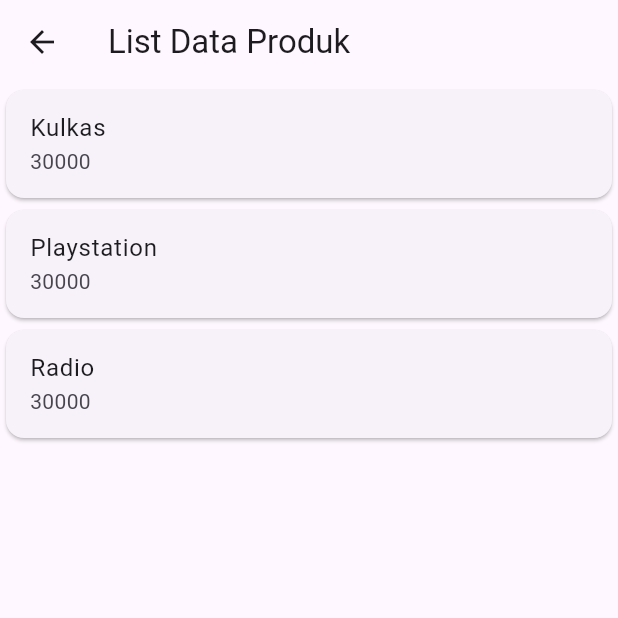
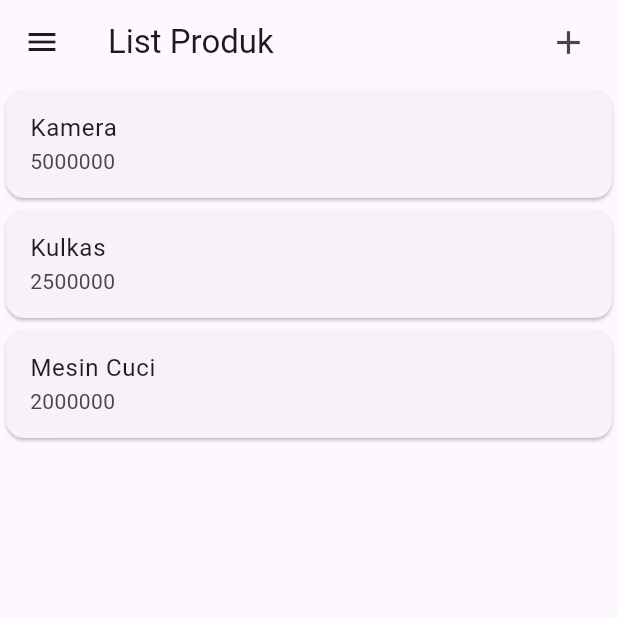
Before and after one commit to yosi06/H1D024019-Praktikum-Mobile-Flutter, a Flutter app: the ProdukPage screen opened directly, on a phone screen of 412 x 824 dp, the top half of it. Run offline on Flutter 3.47's test engine with Material 3 defaults, Android fonts, the phone set to English and light mode, and no system bars; our stand-ins replace shared_preferences; accounts and stored records are empty.

Commit message:
Pertemuan 4

```diff
--- a/lib/main.dart
+++ b/lib/main.dart
@@ -1,18 +1,19 @@
 import 'package:flutter/material.dart';
-import 'package:belajarflutter/login_page.dart';
+import 'package:belajarflutter/ui/produk_page.dart';
 
 void main() {
   runApp(const MyApp());
 }
 
 class MyApp extends StatelessWidget {
-  const MyApp({super.key});
+  const MyApp({Key? key}) : super(key: key);
 
   @override
   Widget build(BuildContext context) {
     return const MaterialApp(
-      title: 'Flutter Menu',
-      home: LoginPage(),
-    ); // MaterialApp
+      title: 'Toko Kita',
+      debugShowCheckedModeBanner: false,
+      home: ProdukPage(),
+    );
   }
 }
--- /dev/null
+++ b/lib/model/produk.dart
@@ -0,0 +1,17 @@
+class Produk {
+  int? id;
+  String? kodeProduk;
+  String? namaProduk;
+  int? hargaProduk;
+
+  Produk({this.id, this.kodeProduk, this.namaProduk, this.hargaProduk});
+
+  factory Produk.fromJson(Map<String, dynamic> obj) {
+    return Produk(
+      id: obj['id'],
+      kodeProduk: obj['kode_produk'],
+      namaProduk: obj['nama_produk'],
+      hargaProduk: obj['harga']
+    );
+  }
+}
--- a/lib/ui/produk_page.dart
+++ b/lib/ui/produk_page.dart
@@ -1,4 +1,7 @@
 import 'package:flutter/material.dart';
+import 'package:belajarflutter/model/produk.dart';
+import 'package:belajarflutter/ui/produk_detail.dart';
+import 'package:belajarflutter/ui/produk_form.dart';
 
 class ProdukPage extends StatefulWidget {
   const ProdukPage({Key? key}) : super(key: key);
@@ -12,29 +15,76 @@ class _ProdukPageState extends State<ProdukPage> {
   Widget build(BuildContext context) {
     return Scaffold(
       appBar: AppBar(
-        title: const Text('List Data Produk'),
+        title: const Text('List Produk'),
+        actions: [
+          Padding(
+            padding: const EdgeInsets.only(right: 20.0),
+            child: GestureDetector(
+              child: const Icon(Icons.add, size: 26.0),
+              onTap: () async {
+                Navigator.push(context,
+                    MaterialPageRoute(builder: (context) => ProdukForm()));
+              },
+            ))
+        ],
+      ),
+      drawer: Drawer(
+        child: ListView(
+          children: [
+            ListTile(
+              title: const Text('Logout'),
+              trailing: const Icon(Icons.logout),
+              onTap: () async {},
+            )
+          ],
+        ),
       ),
       body: ListView(
-        children: const [
-          Card(
-            child: ListTile(
-              title: Text('Kulkas'),
-              subtitle: Text('30000'),
-            ),
-          ),
-          Card(
-            child: ListTile(
-              title: Text('Playstation'),
-              subtitle: Text('30000'),
-            ),
-          ),
-          Card(
-            child: ListTile(
-              title: Text('Radio'),
-              subtitle: Text('30000'),
-            ),
-          ),
+        children: [
+          ItemProduk(
+            produk: Produk(
+              id: 1,
+              kodeProduk: 'A001',
+              namaProduk: 'Kamera',
+              hargaProduk: 5000000)),
+          ItemProduk(
+            produk: Produk(
+              id: 2,
+              kodeProduk: 'A002',
+              namaProduk: 'Kulkas',
+              hargaProduk: 2500000)),
+          ItemProduk(
+            produk: Produk(
+              id: 3,
+              kodeProduk: 'A003',
+              namaProduk: 'Mesin Cuci',
+              hargaProduk: 2000000)),
         ],
+      ));
+  }
+}
+
+class ItemProduk extends StatelessWidget {
+  final Produk produk;
+
+  const ItemProduk({Key? key, required this.produk}) : super(key: key);
+
+  @override
+  Widget build(BuildContext context) {
+    return GestureDetector(
+      onTap: () {
+        Navigator.push(
+          context,
+          MaterialPageRoute(
+            builder: (context) => ProdukDetail(
+              produk: produk,
+            )));
+      },
+      child: Card(
+        child: ListTile(
+          title: Text(produk.namaProduk!),
+          subtitle: Text(produk.hargaProduk.toString()),
+        ),
       ),
     );
   }
--- /dev/null
+++ b/postman/globals/workspace.globals.yaml
@@ -0,0 +1,2 @@
+name: Globals
+values: []
```
Also changed, not shown: lib/model/login.dart (added, +18 -0 lines), lib/model/registrasi.dart (added, +14 -0 lines), lib/ui/login_page.dart (added, +103 -0 lines), lib/ui/produk_detail.dart (+68 -16 lines), lib/ui/produk_form.dart (+88 -41 lines), lib/ui/registrasi_page.dart (added, +124 -0 lines), .postman/resources.yaml (added), postman/collections/New Collection/.resources/definition.yaml (added), 4 other files.
